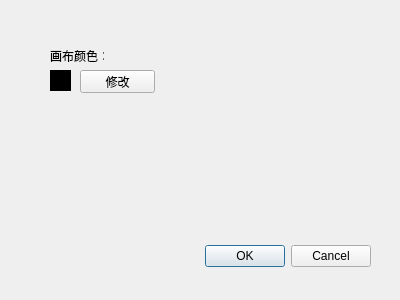
Old version of the form dialog/dialogstyle/dialogstyle.ui in the repository wushuangabao/ClothingPatternDesignSystem.
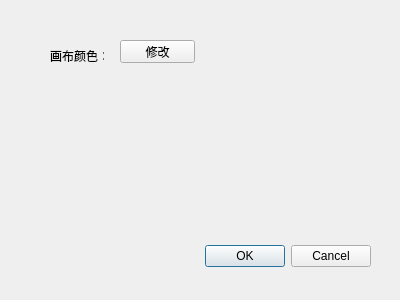
New version of the form.

Diff of the .ui file:
```diff
--- a/dialog/dialogstyle/dialogstyle.ui
+++ b/dialog/dialogstyle/dialogstyle.ui
@@ -45,8 +45,8 @@
   <widget class="QPushButton" name="pushButton">
    <property name="geometry">
     <rect>
-     <x>80</x>
-     <y>70</y>
+     <x>120</x>
+     <y>40</y>
      <width>75</width>
      <height>23</height>
     </rect>
@@ -55,461 +55,6 @@
     <string>修改</string>
    </property>
   </widget>
-  <widget class="QWidget" name="widget" native="true">
-   <property name="geometry">
-    <rect>
-     <x>50</x>
-     <y>70</y>
-     <width>21</width>
-     <height>21</height>
-    </rect>
-   </property>
-   <property name="palette">
-    <palette>
-     <active>
-      <colorrole role="WindowText">
-       <brush brushstyle="SolidPattern">
-        <color alpha="255">
-         <red>255</red>
-         <green>255</green>
-         <blue>255</blue>
-        </color>
-       </brush>
-      </colorrole>
-      <colorrole role="Button">
-       <brush brushstyle="SolidPattern">
-        <color alpha="255">
-         <red>0</red>
-         <green>0</green>
-         <blue>0</blue>
-        </color>
-       </brush>
-      </colorrole>
-      <colorrole role="Light">
-       <brush brushstyle="SolidPattern">
-        <color alpha="255">
-         <red>0</red>
-         <green>0</green>
-         <blue>0</blue>
-        </color>
-       </brush>
-      </colorrole>
-      <colorrole role="Midlight">
-       <brush brushstyle="SolidPattern">
-        <color alpha="255">
-         <red>0</red>
-         <green>0</green>
-         <blue>0</blue>
-        </color>
-       </brush>
-      </colorrole>
-      <colorrole role="Dark">
-       <brush brushstyle="SolidPattern">
-        <color alpha="255">
-         <red>0</red>
-         <green>0</green>
-         <blue>0</blue>
-        </color>
-       </brush>
-      </colorrole>
-      <colorrole role="Mid">
-       <brush brushstyle="SolidPattern">
-        <color alpha="255">
-         <red>0</red>
-         <green>0</green>
-         <blue>0</blue>
-        </color>
-       </brush>
-      </colorrole>
-      <colorrole role="Text">
-       <brush brushstyle="SolidPattern">
-        <color alpha="255">
-         <red>255</red>
-         <green>255</green>
-         <blue>255</blue>
-        </color>
-       </brush>
-      </colorrole>
-      <colorrole role="BrightText">
-       <brush brushstyle="SolidPattern">
-        <color alpha="255">
-         <red>255</red>
-         <green>255</green>
-         <blue>255</blue>
-        </color>
-       </brush>
-      </colorrole>
-      <colorrole role="ButtonText">
-       <brush brushstyle="SolidPattern">
-        <color alpha="255">
-         <red>255</red>
-         <green>255</green>
-         <blue>255</blue>
-        </color>
-       </brush>
-      </colorrole>
-      <colorrole role="Base">
-       <brush brushstyle="SolidPattern">
-        <color alpha="255">
-         <red>0</red>
-         <green>0</green>
-         <blue>0</blue>
-        </color>
-       </brush>
-      </colorrole>
-      <colorrole role="Window">
-       <brush brushstyle="SolidPattern">
-        <color alpha="255">
-         <red>0</red>
-         <green>0</green>
-         <blue>0</blue>
-        </color>
-       </brush>
-      </colorrole>
-      <colorrole role="Shadow">
-       <brush brushstyle="SolidPattern">
-        <color alpha="255">
-         <red>0</red>
-         <green>0</green>
-         <blue>0</blue>
-        </color>
-       </brush>
-      </colorrole>
-      <colorrole role="AlternateBase">
-       <brush brushstyle="SolidPattern">
-        <color alpha="255">
-         <red>0</red>
-         <green>0</green>
-         <blue>0</blue>
-        </color>
-       </brush>
-      </colorrole>
-      <colorrole role="ToolTipBase">
-       <brush brushstyle="SolidPattern">
-        <color alpha="255">
-         <red>255</red>
-         <green>255</green>
-         <blue>220</blue>
-        </color>
-       </brush>
-      </colorrole>
-      <colorrole role="ToolTipText">
-       <brush brushstyle="SolidPattern">
-        <color alpha="255">
-         <red>0</red>
-         <green>0</green>
-         <blue>0</blue>
-        </color>
-       </brush>
-      </colorrole>
-      <colorrole role="PlaceholderText">
-       <brush brushstyle="SolidPattern">
-        <color alpha="128">
-         <red>255</red>
-         <green>255</green>
-         <blue>255</blue>
-        </color>
-       </brush>
-      </colorrole>
-     </active>
-     <inactive>
-      <colorrole role="WindowText">
-       <brush brushstyle="SolidPattern">
-        <color alpha="255">
-         <red>255</red>
-         <green>255</green>
-         <blue>255</blue>
-        </color>
-       </brush>
-      </colorrole>
-      <colorrole role="Button">
-       <brush brushstyle="SolidPattern">
-        <color alpha="255">
-         <red>0</red>
-         <green>0</green>
-         <blue>0</blue>
-        </color>
-       </brush>
-      </colorrole>
-      <colorrole role="Light">
-       <brush brushstyle="SolidPattern">
-        <color alpha="255">
-         <red>0</red>
-         <green>0</green>
-         <blue>0</blue>
-        </color>
-       </brush>
-      </colorrole>
-      <colorrole role="Midlight">
-       <brush brushstyle="SolidPattern">
-        <color alpha="255">
-         <red>0</red>
-         <green>0</green>
-         <blue>0</blue>
-        </color>
-       </brush>
-      </colorrole>
-      <colorrole role="Dark">
-       <brush brushstyle="SolidPattern">
-        <color alpha="255">
-         <red>0</red>
-         <green>0</green>
-         <blue>0</blue>
-        </color>
-       </brush>
-      </colorrole>
-      <colorrole role="Mid">
-       <brush brushstyle="SolidPattern">
-        <color alpha="255">
-         <red>0</red>
-         <green>0</green>
-         <blue>0</blue>
-        </color>
-       </brush>
-      </colorrole>
-      <colorrole role="Text">
-       <brush brushstyle="SolidPattern">
-        <color alpha="255">
-         <red>255</red>
-         <green>255</green>
-         <blue>255</blue>
-        </color>
-       </brush>
-      </colorrole>
-      <colorrole role="BrightText">
-       <brush brushstyle="SolidPattern">
-        <color alpha="255">
-         <red>255</red>
-         <green>255</green>
-         <blue>255</blue>
-        </color>
-       </brush>
-      </colorrole>
-      <colorrole role="ButtonText">
-       <brush brushstyle="SolidPattern">
-        <color alpha="255">
-         <red>255</red>
-         <green>255</green>
-         <blue>255</blue>
-        </color>
-       </brush>
-      </colorrole>
-      <colorrole role="Base">
-       <brush brushstyle="SolidPattern">
-        <color alpha="255">
-         <red>0</red>
-         <green>0</green>
-         <blue>0</blue>
-        </color>
-       </brush>
-      </colorrole>
-      <colorrole role="Window">
-       <brush brushstyle="SolidPattern">
-        <color alpha="255">
-         <red>0</red>
-         <green>0</green>
-         <blue>0</blue>
-        </color>
-       </brush>
-      </colorrole>
-      <colorrole role="Shadow">
-       <brush brushstyle="SolidPattern">
-        <color alpha="255">
-         <red>0</red>
-         <green>0</green>
-         <blue>0</blue>
-        </color>
-       </brush>
-      </colorrole>
-      <colorrole role="AlternateBase">
-       <brush brushstyle="SolidPattern">
-        <color alpha="255">
-         <red>0</red>
-         <green>0</green>
-         <blue>0</blue>
-        </color>
-       </brush>
-      </colorrole>
-      <colorrole role="ToolTipBase">
-       <brush brushstyle="SolidPattern">
-        <color alpha="255">
-         <red>255</red>
-         <green>255</green>
-         <blue>220</blue>
-        </color>
-       </brush>
-      </colorrole>
-      <colorrole role="ToolTipText">
-       <brush brushstyle="SolidPattern">
-        <color alpha="255">
-         <red>0</red>
-         <green>0</green>
-         <blue>0</blue>
-        </color>
-       </brush>
-      </colorrole>
-      <colorrole role="PlaceholderText">
-       <brush brushstyle="SolidPattern">
-        <color alpha="128">
-         <red>255</red>
-         <green>255</green>
-         <blue>255</blue>
-        </color>
-       </brush>
-      </colorrole>
-     </inactive>
-     <disabled>
-      <colorrole role="WindowText">
-       <brush brushstyle="SolidPattern">
-        <color alpha="255">
-         <red>0</red>
-         <green>0</green>
-         <blue>0</blue>
-        </color>
-       </brush>
-      </colorrole>
-      <colorrole role="Button">
-       <brush brushstyle="SolidPattern">
-        <color alpha="255">
-         <red>0</red>
-         <green>0</green>
-         <blue>0</blue>
-        </color>
-       </brush>
-      </colorrole>
-      <colorrole role="Light">
-       <brush brushstyle="SolidPattern">
-        <color alpha="255">
-         <red>0</red>
-         <green>0</green>
-         <blue>0</blue>
-        </color>
-       </brush>
-      </colorrole>
-      <colorrole role="Midlight">
-       <brush brushstyle="SolidPattern">
-        <color alpha="255">
-         <red>0</red>
-         <green>0</green>
-         <blue>0</blue>
-        </color>
-       </brush>
-      </colorrole>
-      <colorrole role="Dark">
-       <brush brushstyle="SolidPattern">
-        <color alpha="255">
-         <red>0</red>
-         <green>0</green>
-         <blue>0</blue>
-        </color>
-       </brush>
-      </colorrole>
-      <colorrole role="Mid">
-       <brush brushstyle="SolidPattern">
-        <color alpha="255">
-         <red>0</red>
-         <green>0</green>
-         <blue>0</blue>
-        </color>
-       </brush>
-      </colorrole>
-      <colorrole role="Text">
-       <brush brushstyle="SolidPattern">
-        <color alpha="255">
-         <red>0</red>
-         <green>0</green>
-         <blue>0</blue>
-        </color>
-       </brush>
-      </colorrole>
-      <colorrole role="BrightText">
-       <brush brushstyle="SolidPattern">
-        <color alpha="255">
-         <red>255</red>
-         <green>255</green>
-         <blue>255</blue>
-        </color>
-       </brush>
-      </colorrole>
-      <colorrole role="ButtonText">
-       <brush brushstyle="SolidPattern">
-        <color alpha="255">
-         <red>0</red>
-         <green>0</green>
-         <blue>0</blue>
-        </color>
-       </brush>
-      </colorrole>
-      <colorrole role="Base">
-       <brush brushstyle="SolidPattern">
-        <color alpha="255">
-         <red>0</red>
-         <green>0</green>
-         <blue>0</blue>
-        </color>
-       </brush>
-      </colorrole>
-      <colorrole role="Window">
-       <brush brushstyle="SolidPattern">
-        <color alpha="255">
-         <red>0</red>
-         <green>0</green>
-         <blue>0</blue>
-        </color>
-       </brush>
-      </colorrole>
-      <colorrole role="Shadow">
-       <brush brushstyle="SolidPattern">
-        <color alpha="255">
-         <red>0</red>
-         <green>0</green>
-         <blue>0</blue>
-        </color>
-       </brush>
-      </colorrole>
-      <colorrole role="AlternateBase">
-       <brush brushstyle="SolidPattern">
-        <color alpha="255">
-         <red>0</red>
-         <green>0</green>
-         <blue>0</blue>
-        </color>
-       </brush>
-      </colorrole>
-      <colorrole role="ToolTipBase">
-       <brush brushstyle="SolidPattern">
-        <color alpha="255">
-         <red>255</red>
-         <green>255</green>
-         <blue>220</blue>
-        </color>
-       </brush>
-      </colorrole>
-      <colorrole role="ToolTipText">
-       <brush brushstyle="SolidPattern">
-        <color alpha="255">
-         <red>0</red>
-         <green>0</green>
-         <blue>0</blue>
-        </color>
-       </brush>
-      </colorrole>
-      <colorrole role="PlaceholderText">
-       <brush brushstyle="SolidPattern">
-        <color alpha="128">
-         <red>255</red>
-         <green>255</green>
-         <blue>255</blue>
-        </color>
-       </brush>
-      </colorrole>
-     </disabled>
-    </palette>
-   </property>
-   <property name="autoFillBackground">
-    <bool>true</bool>
-   </property>
-  </widget>
  </widget>
  <resources/>
  <connections>
```
